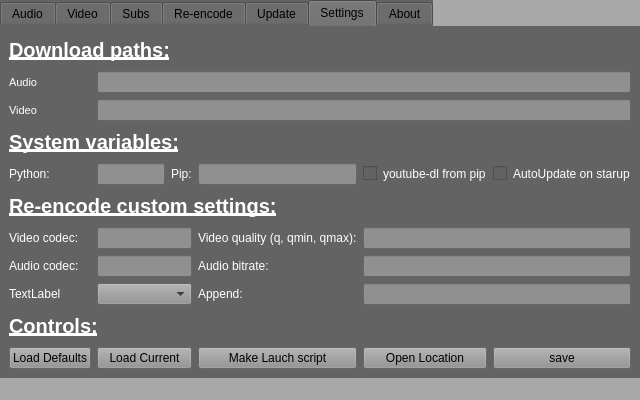
The window that gui5.ui (KoleckOLP/yt-dl) describes before a commit, drawn with Qt 5.
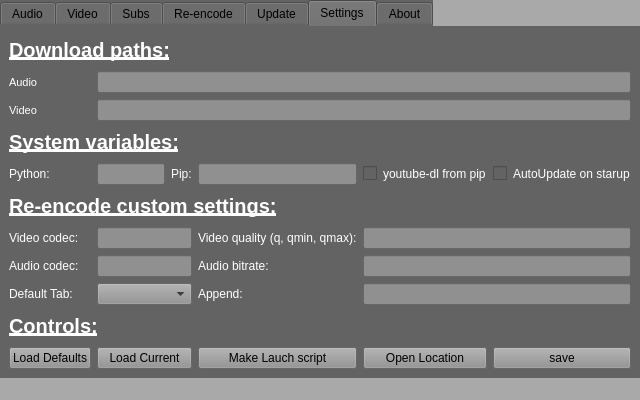
The same window after the commit. The open tabs and pages were chosen to show the change. Icons and pictures are not drawn.

Commit message: bugfixing Fixing TextLabel in settings, and printing into subs console.

```diff
--- a/gui5.ui
+++ b/gui5.ui
@@ -1112,7 +1112,7 @@
            <string notr="true">Color: #FFFFFF;</string>
           </property>
           <property name="text">
-           <string>TextLabel</string>
+           <string>Default Tab:</string>
           </property>
          </widget>
         </item>
```
Left out of the diff: 2 changed lines with no effect on the pictures. The commit also changes 2 other files.
